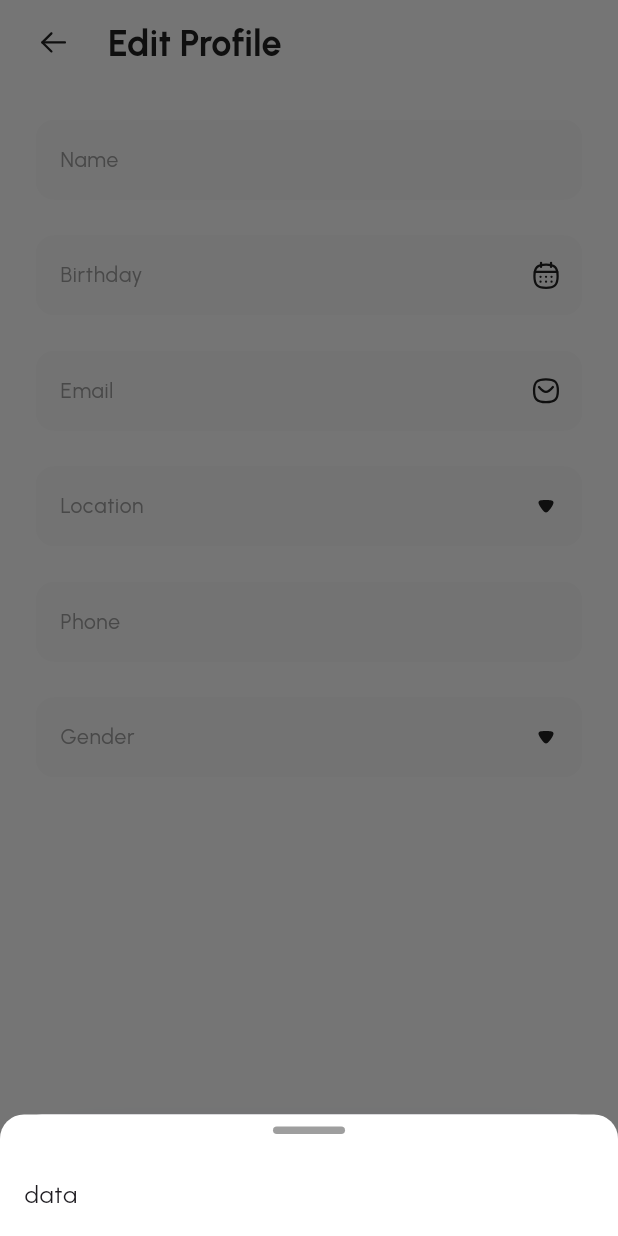
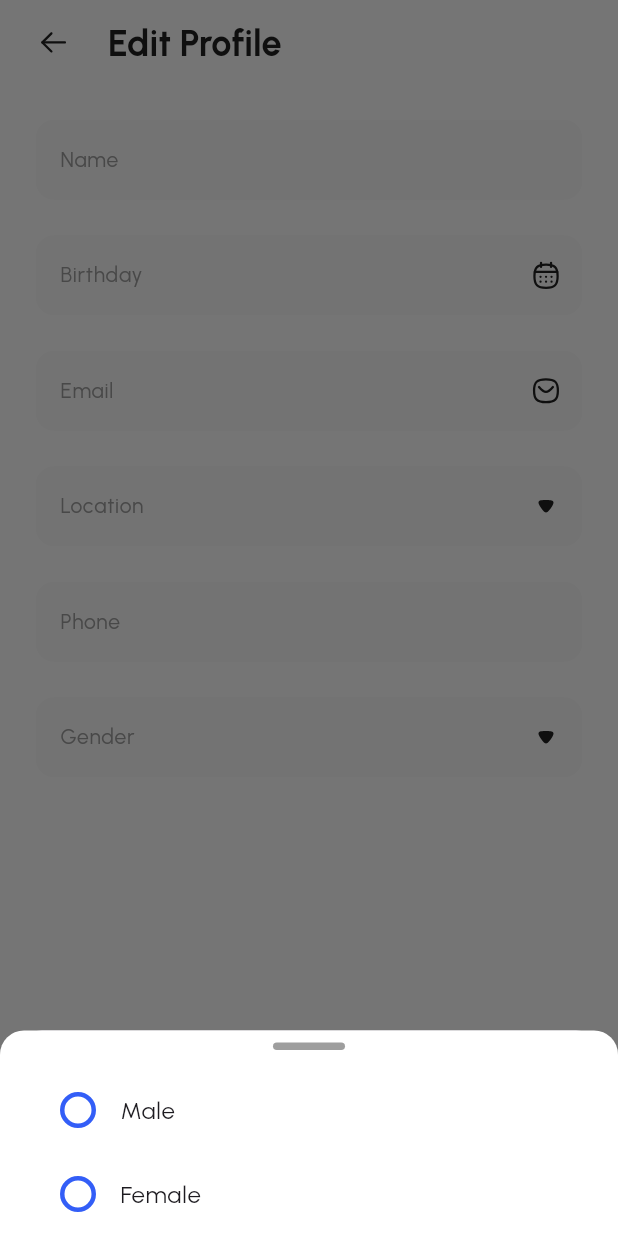
Before and after one commit to Sodanew/e-learning, a Flutter app: the EditProfilePage screen opened by its route, after a tap on "Gender", on a phone screen of 412 x 824 dp. Run offline on Flutter 3.47's test engine with Material 3 defaults, Android fonts, the phone set to English and light mode, and no system bars; our stand-ins replace auto_route, cached_network_image, calendar_date_picker2, dio, equatable, flutter_bloc and 16 more; missing offline and left inert: encrypted_shared_preferences; accounts and stored records are empty; generated files the repository leaves out were written again; network calls fail; project files that could hold a hidden picture were left out.

Commit message:
feat: add edit profile

```diff
--- a/lib/base/shared_view/common_text_field.dart
+++ b/lib/base/shared_view/common_text_field.dart
@@ -30,6 +30,7 @@ class CommonTextField extends StatefulWidget {
     this.inputFormatters,
     this.onTap,
     this.ignoring = false,
+    this.initialValue,
   });
 
   final String? label;
@@ -54,6 +55,7 @@ class CommonTextField extends StatefulWidget {
   final List<TextInputFormatter>? inputFormatters;
   final VoidCallback? onTap;
   final bool ignoring;
+  final String? initialValue;
 
   @override
   State<CommonTextField> createState() => _CommonTextFieldState();
@@ -61,7 +63,8 @@ class CommonTextField extends StatefulWidget {
 
 class _CommonTextFieldState extends State<CommonTextField> {
   late ValueNotifier<bool> visibleNotifier = ValueNotifier(widget.obscureText);
-  late final TextEditingController _editingController = widget.controller != null ? widget.controller! : TextEditingController();
+  late final TextEditingController _editingController =
+      widget.controller != null ? widget.controller! : TextEditingController(text: widget.initialValue);
 
   late final FocusNode focusNode = FocusNode();
 
@@ -135,18 +138,18 @@ class _CommonTextFieldState extends State<CommonTextField> {
             ),
           ),
         ),
-        // if (widget.errorText != null) ...[
-        //   const SizedBox(height: 6),
-        //   Row(
-        //     mainAxisAlignment: MainAxisAlignment.start,
-        //     crossAxisAlignment: CrossAxisAlignment.start,
-        //     children: [
-        //       Icon(Icons.clear, size: 16, color: AppColors.current.error),
-        //       const SizedBox(width: 4),
-        //       Expanded(child: Text(widget.errorText!, style: AppTextStyles.textBody12.copyWith(color: AppColors.current.errorColor)))
-        //     ],
-        //   )
-        // ],
+        if (widget.errorText != null) ...[
+          const SizedBox(height: 6),
+          Row(
+            mainAxisAlignment: MainAxisAlignment.start,
+            crossAxisAlignment: CrossAxisAlignment.start,
+            children: [
+              Icon(Icons.clear, size: 16, color: AppColors.current.error),
+              const SizedBox(width: 4),
+              Expanded(child: Text(widget.errorText!, style: AppTextStyles.bodySmallRegular.copyWith(color: AppColors.current.error)))
+            ],
+          )
+        ],
       ],
     );
   }
--- a/lib/domain/entity/enum/enum.dart
+++ b/lib/domain/entity/enum/enum.dart
@@ -29,7 +29,7 @@ enum BottomTab {
   home,
   myCourse,
   inbox,
-  transcation,
+  transaction,
   profile;
 
   Widget fromWidget([bool enable = false]) {
@@ -37,7 +37,7 @@ enum BottomTab {
       BottomTab.home => enable ? Assets.icons.homeEnable : Assets.icons.home,
       BottomTab.myCourse => enable ? Assets.icons.documentEnable : Assets.icons.document,
       BottomTab.inbox => enable ? Assets.icons.chatEnable : Assets.icons.chat,
-      BottomTab.transcation => enable ? Assets.icons.buyEnable : Assets.icons.buy,
+      BottomTab.transaction => enable ? Assets.icons.buyEnable : Assets.icons.buy,
       BottomTab.profile => enable ? Assets.icons.profileEnable : Assets.icons.profile,
     };
 
@@ -49,7 +49,7 @@ enum BottomTab {
       BottomTab.home => S.current.home,
       BottomTab.myCourse => S.current.my_course,
       BottomTab.inbox => S.current.inbox,
-      BottomTab.transcation => S.current.transaction,
+      BottomTab.transaction => S.current.transaction,
       BottomTab.profile => S.current.profile,
     };
   }
@@ -127,3 +127,15 @@ enum SearchResultTab {
     };
   }
 }
+
+enum Gender {
+  male,
+  female;
+
+  String fromTitle() {
+    return switch(this) {
+      Gender.male => 'Male',
+      Gender.female => 'Female',
+    };
+  }
+}
--- a/lib/ui/profile/pages/edit_profile/bloc/edit_profile_bloc.dart
+++ b/lib/ui/profile/pages/edit_profile/bloc/edit_profile_bloc.dart
@@ -1,13 +1,51 @@
+import 'dart:async';
 
+import 'package:flutter_bloc/flutter_bloc.dart';
 import 'package:flutter_bloc_template/base/bloc/base_bloc/base_bloc.dart';
+import 'package:flutter_bloc_template/base/use_case/base_use_case.dart';
+import 'package:flutter_bloc_template/domain/entity/user/user_entity.dart';
 import 'package:flutter_bloc_template/domain/use_case/user/fetch_profile_use_case.dart';
 import 'package:flutter_bloc_template/ui/profile/pages/edit_profile/bloc/edit_profile_event.dart';
 import 'package:flutter_bloc_template/ui/profile/pages/edit_profile/bloc/edit_profile_state.dart';
+import 'package:flutter_bloc_template/ui/profile/pages/edit_profile/utils/email_input.dart';
+import 'package:flutter_bloc_template/ui/profile/pages/edit_profile/utils/name_input.dart';
 import 'package:injectable/injectable.dart';
 
 @injectable
 class EditProfileBloc extends BaseBloc<EditProfileEvent, EditProfileState> {
-  EditProfileBloc(this._fetchProfileUseCase) : super(EditProfileState());
+  EditProfileBloc(this._fetchProfileUseCase)
+      : super(EditProfileState(
+          nameInput: const NameInput.pure(),
+          emailInput: const EmailInput.pure(),
+          userEntity: UserEntity.defaultValue(),
+        )) {
+    on<EditProfileDataRequestEvent>(_onEditProfileDataRequestEvent);
+    on<ProfileNameChangedEvent>(_onProfileNameChangedEvent);
+    on<ProfileEmailChangedEvent>(_onProfileEmailChangedEvent);
+    on<ProfilePhoneNumberChangedEvent>(_onProfilePhoneNumberChangedEvent);
+  }
 
   final FetchProfileUseCase _fetchProfileUseCase;
+
+  Future<void> _onEditProfileDataRequestEvent(EditProfileDataRequestEvent event, Emitter<EditProfileState> emit) async {
+    return runAction(
+      onAction: () async {
+        final result = await _fetchProfileUseCase.invoke(null);
+        result.when(
+          ok: (data) {
+            emit(state.copyWith(userEntity: data));
+          },
+        );
+      },
+    );
+  }
+
+  FutureOr<void> _onProfilePhoneNumberChangedEvent(ProfilePhoneNumberChangedEvent event, Emitter<EditProfileState> emit) {}
+
+  FutureOr<void> _onProfileEmailChangedEvent(ProfileEmailChangedEvent event, Emitter<EditProfileState> emit) {}
+
+  FutureOr<void> _onProfileNameChangedEvent(ProfileNameChangedEvent event, Emitter<EditProfileState> emit) {
+    final value = NameInput.dirty(event.value);
+    emit(state.copyWith(nameInput: value));
+  }
 }
--- a/lib/ui/profile/pages/edit_profile/bloc/edit_profile_event.dart
+++ b/lib/ui/profile/pages/edit_profile/bloc/edit_profile_event.dart
@@ -5,4 +5,31 @@ sealed class EditProfileEvent extends BaseEvent {
   List<Object?> get props => [];
 }
 
-class EditProfileDataRequestEvent extends EditProfileEvent {}
+final class EditProfileDataRequestEvent extends EditProfileEvent {}
+
+final class ProfileNameChangedEvent extends EditProfileEvent {
+  final String value;
+
+  ProfileNameChangedEvent(this.value);
+
+  @override
+  List<Object?> get props => [value];
+}
+
+final class ProfileEmailChangedEvent extends EditProfileEvent {
+  final String value;
+
+  ProfileEmailChangedEvent(this.value);
+
+  @override
+  List<Object?> get props => [value];
+}
+
+final class ProfilePhoneNumberChangedEvent extends EditProfileEvent {
+  final String value;
+
+  ProfilePhoneNumberChangedEvent(this.value);
+
+  @override
+  List<Object?> get props => [value];
+}
--- a/lib/ui/profile/pages/edit_profile/bloc/edit_profile_state.dart
+++ b/lib/ui/profile/pages/edit_profile/bloc/edit_profile_state.dart
@@ -1,8 +1,36 @@
+import 'package:flutter_bloc_template/base/bloc/base_bloc/base_state.dart';
+import 'package:flutter_bloc_template/domain/entity/user/user_entity.dart';
+import 'package:flutter_bloc_template/ui/profile/pages/edit_profile/utils/name_input.dart';
 
-import 'package:flutter_bloc_template/base/bloc/base_bloc/base_state.dart';
+import '../utils/email_input.dart';
 
 final class EditProfileState extends BaseState {
+  final NameInput nameInput;
+  final EmailInput emailInput;
+  final UserEntity userEntity;
+
+  EditProfileState({
+    required this.nameInput,
+    required this.emailInput,
+    required this.userEntity,
+  });
+
+  EditProfileState copyWith({
+    NameInput? nameInput,
+    EmailInput? emailInput,
+    UserEntity? userEntity,
+  }) {
+    return EditProfileState(
+      nameInput: nameInput ?? this.nameInput,
+      emailInput: emailInput ?? this.emailInput,
+      userEntity: userEntity ?? this.userEntity,
+    );
+  }
 
   @override
-  List<Object?> get props => [];
+  List<Object?> get props => [
+        nameInput,
+        emailInput,
+        userEntity,
+      ];
 }
--- /dev/null
+++ b/lib/ui/profile/pages/edit_profile/components/edit_profile_gender_widget.dart
@@ -0,0 +1,22 @@
+import 'package:flutter/material.dart';
+import 'package:flutter_bloc_template/domain/entity/enum/enum.dart';
+import 'package:flutter_bloc_template/resource/generated/assets.gen.dart';
+
+class EditProfileGenderWidget extends StatelessWidget {
+  const EditProfileGenderWidget({super.key});
+
+  @override
+  Widget build(BuildContext context) {
+    return Column(
+      crossAxisAlignment: CrossAxisAlignment.start,
+      children: Gender.values
+          .map<Widget>((e) => ListTile(
+                leading: Assets.icons.radioUnselected.svg(),
+                title: Text(
+                  e.fromTitle(),
+                ),
+              ))
+          .toList(),
+    );
+  }
+}
--- a/lib/ui/profile/pages/edit_profile/edit_profile_page.dart
+++ b/lib/ui/profile/pages/edit_profile/edit_profile_page.dart
@@ -1,5 +1,6 @@
 import 'package:auto_route/annotations.dart';
 import 'package:flutter/material.dart';
+import 'package:flutter_bloc/flutter_bloc.dart';
 import 'package:flutter_bloc_template/base/constants/ui/dimens.dart';
 import 'package:flutter_bloc_template/base/extension/context_extension.dart';
 import 'package:flutter_bloc_template/base/shared_view/common_app_bar.dart';
@@ -10,12 +11,16 @@ import 'package:flutter_bloc_template/base/shared_view/common_scaffold.dart';
 import 'package:flutter_bloc_template/base/shared_view/common_text_field.dart';
 import 'package:flutter_bloc_template/base/shared_view/dialog/app_dialogs.dart';
 import 'package:flutter_bloc_template/base/shared_view/foundation_state.dart';
+import 'package:flutter_bloc_template/domain/entity/enum/enum.dart';
+import 'package:flutter_bloc_template/ui/profile/pages/edit_profile/bloc/edit_profile_state.dart';
+import 'package:flutter_bloc_template/ui/profile/pages/edit_profile/components/edit_profile_gender_widget.dart';
 import 'package:gap/gap.dart';
 
 import '../../../../base/constants/ui/app_colors.dart';
 import '../../../../resource/generated/assets.gen.dart';
 import '../../../../resource/generated/l10n.dart';
 import 'bloc/edit_profile_bloc.dart';
+import 'bloc/edit_profile_event.dart';
 
 @RoutePage()
 class EditProfilePage extends StatefulWidget {
@@ -27,6 +32,12 @@ class EditProfilePage extends StatefulWidget {
 
 class _EditProfilePageState extends FoundationState<EditProfilePage, EditProfileBloc> {
   @override
+  void initState() {
+    super.initState();
+    bloc.add(EditProfileDataRequestEvent());
+  }
+
+  @override
   Widget buildPage(BuildContext context) {
     return CommonScaffold(
       appBar: CommonAppBar(text: S.current.edit_profile, centerTitle: false),
@@ -36,9 +47,17 @@ class _EditProfilePageState extends FoundationState<EditProfilePage, EditProfile
         child: Column(
           crossAxisAlignment: CrossAxisAlignment.start,
           children: [
-            CommonTextField(
+            BlocBuilder<EditProfileBloc, EditProfileState>(
+              buildWhen: (prev, curr) => (prev.nameInput != curr.nameInput) || (prev.userEntity.fullName != curr.userEntity.fullName),
+              builder: (_, state) {
+                return CommonTextField(
+                  key: ValueKey('nameInput-${state.userEntity.fullName}'),
+                  initialValue: state.userEntity.fullName,
                   hintText: 'Name',
-              onChanged: (val) {},
+                  errorText: state.nameInput.displayError?.fromTitle(),
+                  onChanged: (val) => bloc.add(ProfileNameChangedEvent(val)),
+                );
+              },
             ),
             const Gap(Dimens.paddingVerticalLarge),
             CommonTextField(
@@ -47,9 +66,8 @@ class _EditProfilePageState extends FoundationState<EditProfilePage, EditProfile
                 AppDialogs.showDisableScrollBottomSheet(
                   context,
                   builder: (_) => CommonCalendarPicker(
-                    onDateTimeChanged: (val) {
-                      print('val----> $val');
-                    },
+                    lastDate: DateTime.now(),
+                    onDateTimeChanged: (val) {},
                   ),
                 );
               },
@@ -63,9 +81,14 @@ class _EditProfilePageState extends FoundationState<EditProfilePage, EditProfile
                   fit: BoxFit.scaleDown),
             ),
             const Gap(Dimens.paddingVerticalLarge),
-            CommonTextField(
+            BlocBuilder<EditProfileBloc, EditProfileState>(
+              buildWhen: (prev, curr) => (prev.emailInput != curr.emailInput) || (prev.userEntity.fullName != curr.userEntity.fullName),
+              builder: (_, state) {
+                return CommonTextField(
+                  key: ValueKey('emailInput-${state.userEntity.email}'),
+                  initialValue: state.userEntity.email,
                   hintText: 'Email',
-              onChanged: (val) {},
+                  onChanged: (val) => bloc.add(ProfileEmailChangedEvent(val)),
                   keyboardType: TextInputType.emailAddress,
                   suffixIcon: Assets.icons.messageCurved.svg(
                       colorFilter: ColorFilter.mode(
@@ -73,6 +96,8 @@ class _EditProfilePageState extends FoundationState<EditProfilePage, EditProfile
                         BlendMode.srcIn,
                       ),
                       fit: BoxFit.scaleDown),
+                );
+              },
             ),
             const Gap(Dimens.paddingVerticalLarge),
             CommonTextField(
@@ -97,11 +122,9 @@ class _EditProfilePageState extends FoundationState<EditProfilePage, EditProfile
                 AppDialogs.showDisableScrollBottomSheet(
                   context,
                   builder: (_) {
-                    return const Column(
-                      crossAxisAlignment: CrossAxisAlignment.start,
-                      children: [
-                        ListTile(title: Text('data')),
-                      ],
+                    return const SafeArea(
+                      minimum: EdgeInsets.symmetric(horizontal: Dimens.paddingHorizontalLarge),
+                      child: EditProfileGenderWidget(),
                     );
                   },
                 );
--- /dev/null
+++ b/lib/ui/profile/pages/edit_profile/utils/email_input.dart
@@ -0,0 +1,27 @@
+import 'package:flutter_bloc_template/base/helper/checker.dart';
+import 'package:flutter_bloc_template/base/utils/validation_utils.dart';
+import 'package:formz/formz.dart';
+
+enum EmailInputError {
+  empty,
+  invalid;
+
+  String fromTitle() {
+    return switch (this) {
+      EmailInputError.empty => 'Email cannot be empty',
+      EmailInputError.invalid => 'Invalid email',
+    };
+  }
+}
+
+final class EmailInput extends FormzInput<String, EmailInputError> {
+  const EmailInput.pure() : super.pure('');
+  const EmailInput.dirty([super.value = '']) : super.dirty();
+
+  @override
+  EmailInputError? validator(String value) {
+    if (empty(value)) return EmailInputError.empty;
+    if (!ValidationUtils.isEmail(value)) return EmailInputError.invalid;
+    return null;
+  }
+}
--- /dev/null
+++ b/lib/ui/profile/pages/edit_profile/utils/name_input.dart
@@ -0,0 +1,23 @@
+import 'package:flutter_bloc_template/base/helper/checker.dart';
+import 'package:formz/formz.dart';
+
+enum NameInputError {
+  empty;
+
+  String fromTitle() {
+    return switch(this) {
+      NameInputError.empty => 'Name cannot be empty',
+    };
+  }
+}
+
+final class NameInput extends FormzInput<String, NameInputError> {
+  const NameInput.pure() : super.pure('');
+  const NameInput.dirty([super.value = '']) : super.dirty();
+
+  @override
+  NameInputError? validator(String value) {
+    if (empty(value)) return NameInputError.empty;
+    return null;
+  }
+}
--- a/pubspec.yaml
+++ b/pubspec.yaml
@@ -46,7 +46,6 @@ dependencies:
   auto_route: ^9.2.2
   rxdart: ^0.28.0
   intl: ^0.19.0
-  formz: ^0.7.0
   gap: ^3.0.1
   lottie: ^3.1.0
   logger: ^2.4.0
@@ -69,6 +68,7 @@ dependencies:
   infinite_scroll_pagination: ^4.1.0
   video_player: ^2.9.2
   calendar_date_picker2: ^1.1.9
+  formz: ^0.8.0
 
   # The following adds the Cupertino Icons font to your application.
   # Use with the CupertinoIcons class for iOS style icons.
```
Also changed, not shown: lib/base/utils/validation_utils.dart (+7 -0 lines), pubspec.lock. Lines whose indentation alone changed are shown as unchanged.
